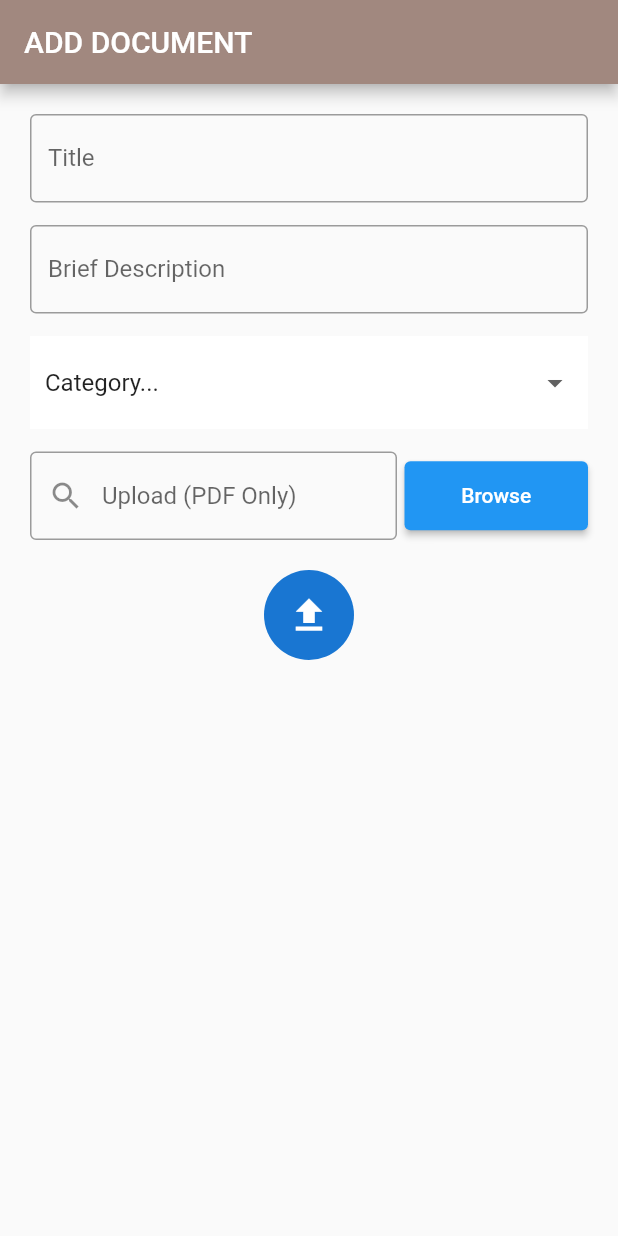
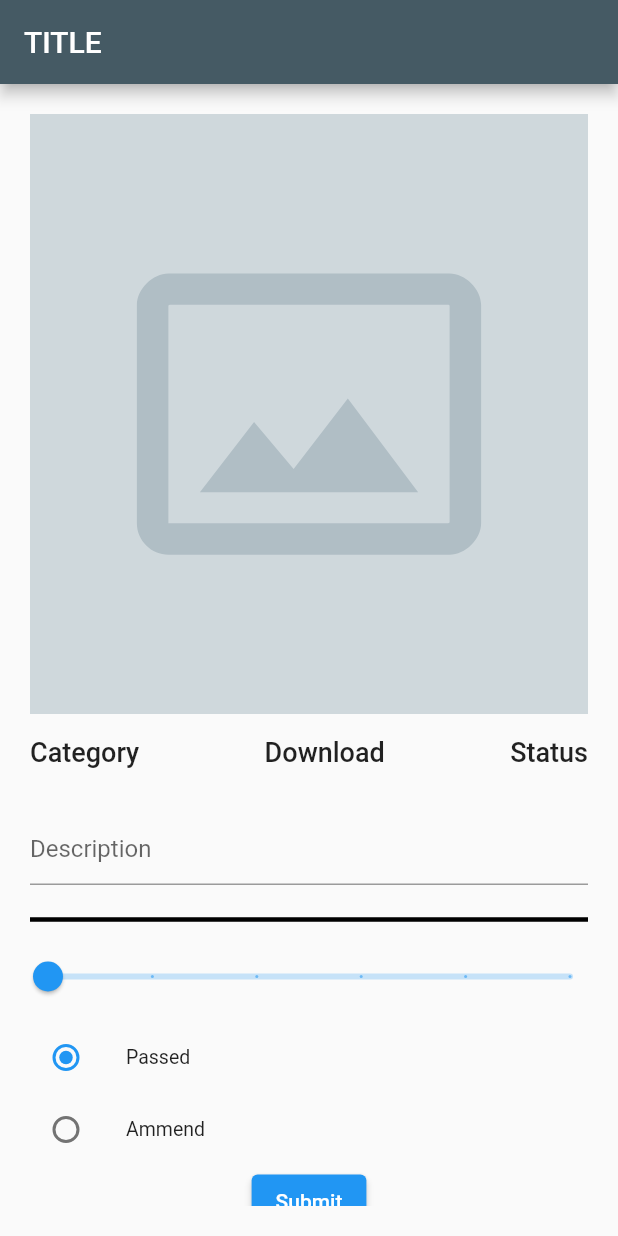
Before and after one commit to devshally/document_review, a Flutter app: the screen it shows after launch, on a phone screen of 412 x 824 dp. Run offline on Flutter 3.47's test engine with Material 2 defaults, Android fonts, the light colour scheme and no system bars.

Commit message:
Built review screen

```diff
--- a/lib/app/ui/add_document.dart
+++ b/lib/app/ui/add_document.dart
@@ -24,7 +24,7 @@ class _AddDocumentScreenState extends State<AddDocumentScreen> {
     var dropdownValue = 'Category...';
     return Scaffold(
       appBar: AppBar(
-        backgroundColor: Colors.brown.shade300,
+        backgroundColor: Colors.blueGrey.shade700,
         title: const Text(
           'ADD DOCUMENT',
         ),
--- /dev/null
+++ b/lib/app/ui/review.dart
@@ -0,0 +1,171 @@
+// ignore_for_file: public_member_api_docs, sort_constructors_first, prefer_int_literals
+
+import 'package:document_review/app/widgets/comment_widget.dart';
+import 'package:flutter/material.dart';
+
+enum Review { passed, ammend }
+
+class ReviewDocument extends StatefulWidget {
+  const ReviewDocument({Key? key}) : super(key: key);
+
+  @override
+  State<ReviewDocument> createState() => _ReviewDocumentState();
+}
+
+class _ReviewDocumentState extends State<ReviewDocument> {
+  Review _review = Review.passed;
+  double _value = 0.0;
+  final TextStyle style = const TextStyle(
+    fontSize: 18,
+    fontWeight: FontWeight.w500,
+  );
+
+  final TextEditingController descriptionController = TextEditingController();
+
+  @override
+  Widget build(BuildContext context) {
+    return Scaffold(
+      appBar: AppBar(
+        backgroundColor: Colors.blueGrey.shade700,
+        title: const Text('TITLE'),
+      ),
+      body: Padding(
+        padding: const EdgeInsets.all(20),
+        child: SingleChildScrollView(child: _buildBody(context)),
+      ),
+    );
+  }
+
+  Widget _buildBody(BuildContext context) {
+    return Column(
+      children: [
+        _buildImage(),
+        Padding(
+          padding: const EdgeInsets.symmetric(vertical: 15),
+          child: Row(
+            mainAxisAlignment: MainAxisAlignment.spaceBetween,
+            children: [
+              Text(
+                'Category',
+                style: style,
+              ),
+              Text(
+                'Download',
+                style: style,
+              ),
+              Text(
+                'Status',
+                style: style,
+              ),
+            ],
+          ),
+        ),
+        Padding(
+          padding: const EdgeInsets.symmetric(vertical: 15),
+          child: TextFormField(
+            controller: descriptionController,
+            decoration: const InputDecoration(
+              hintText: 'Description',
+            ),
+          ),
+        ),
+        const Divider(
+          thickness: 3,
+          color: Colors.black,
+        ),
+        _buildReview(context),
+      ],
+    );
+  }
+
+  Widget _buildImage() {
+    return Container(
+      height: 400,
+      width: double.maxFinite,
+      color: Colors.blueGrey.shade100,
+      child: Icon(
+        Icons.photo_size_select_actual_outlined,
+        size: 250,
+        color: Colors.blueGrey.shade200,
+      ),
+    );
+  }
+
+  Widget _buildComments() {
+    return Padding(
+      padding: const EdgeInsets.symmetric(vertical: 15),
+      child: Column(
+        crossAxisAlignment: CrossAxisAlignment.start,
+        children: [
+          Text(
+            'Comment(s)',
+            style: TextStyle(
+              color: Colors.grey.shade800,
+              fontSize: 18,
+              fontWeight: FontWeight.w600,
+              letterSpacing: 1,
+            ),
+          ),
+          const CommentWidget(),
+        ],
+      ),
+    );
+  }
+
+  Widget _buildReview(BuildContext context) {
+    return Column(
+      children: [
+        Padding(
+          padding: const EdgeInsets.symmetric(vertical: 20),
+          child: SliderTheme(
+            data: SliderThemeData(
+              overlayShape: SliderComponentShape.noOverlay,
+            ),
+            child: Slider(
+              max: 5.0,
+              divisions: 5,
+              value: _value,
+              onChanged: (newValue) {
+                setState(() {
+                  _value = newValue;
+                });
+              },
+            ),
+          ),
+        ),
+        ListTile(
+          contentPadding: EdgeInsets.zero,
+          dense: true,
+          title: const Text('Passed'),
+          leading: Radio(
+            value: Review.passed,
+            groupValue: _review,
+            onChanged: (Review? value) {
+              setState(() {
+                _review = value!;
+              });
+            },
+          ),
+        ),
+        ListTile(
+          contentPadding: EdgeInsets.zero,
+          dense: true,
+          title: const Text('Ammend'),
+          leading: Radio(
+            value: Review.ammend,
+            groupValue: _review,
+            onChanged: (Review? value) {
+              setState(() {
+                _review = value!;
+              });
+            },
+          ),
+        ),
+        ElevatedButton(
+          onPressed: () {},
+          child: const Text('Submit'),
+        ),
+      ],
+    );
+  }
+}
--- a/lib/main.dart
+++ b/lib/main.dart
@@ -1,11 +1,11 @@
-import 'package:document_review/app/ui/add_document.dart';
+import 'package:document_review/app/ui/review.dart';
 import 'package:flutter/material.dart';
 
 void main() {
   runApp(
     MaterialApp(
       debugShowCheckedModeBanner: false,
-      home: AddDocumentScreen(),
+      home: ReviewDocument(),
     ),
   );
 }
--- a/pubspec.yaml
+++ b/pubspec.yaml
@@ -18,7 +18,6 @@ dev_dependencies:
   flutter_lints: ^1.0.0
   flutter_test:
     sdk: flutter
-  very_good_analysis: ^2.4.0
 
 # For information on the generic Dart part of this file, see the
 # following page: https://dart.dev/tools/pub/pubspec
```
Also changed, not shown: lib/app/widgets/comment_widget.dart (added, +45 -0 lines).
